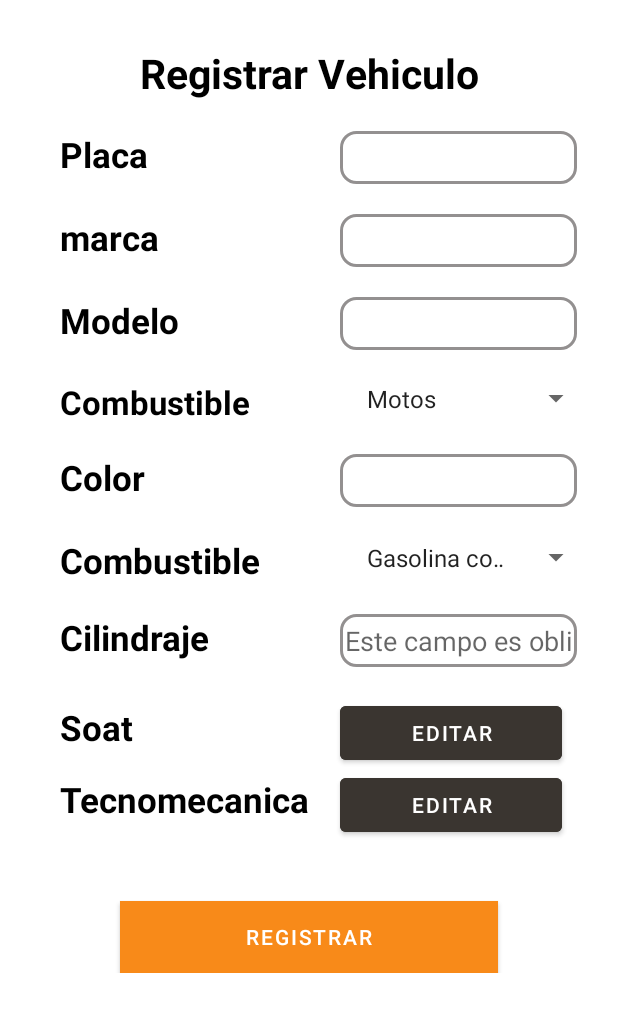
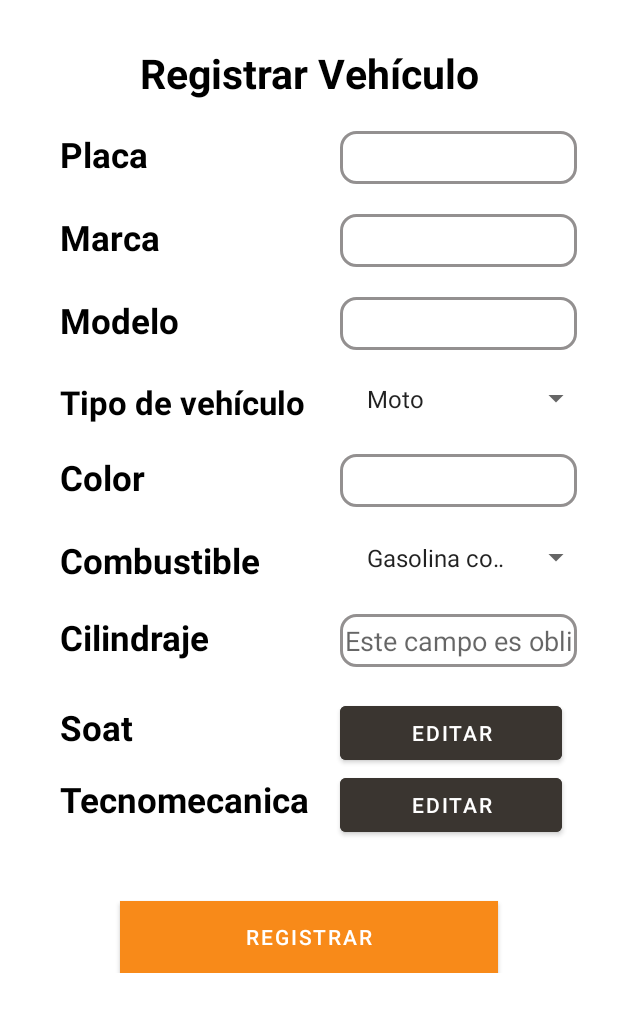
Before and after one commit to dowe12/SafeGear, an Android app: the RegistroVehiculo screen opened directly, with no data from a screen before it, on a phone screen of 412 x 824 dp. Shown: the top 1012 px of the screen. Run offline under Robolectric (Android 15) with nearby library versions, the phone set to English and light mode, and no system bars; network calls fail; Roboto replaces fonts that are not available here.

Commit message:
Registro de vehiculo conectado con backend parcialmente, listo para test

```diff
--- a/app/src/main/java/com/example/safegear/network/APIService.kt
+++ b/app/src/main/java/com/example/safegear/network/APIService.kt
@@ -1,8 +1,6 @@
 package com.example.safegear.network
 
-import com.example.safegear.model.LoginResponse
-import com.example.safegear.model.UserBodyRegister
-import com.example.safegear.model.UserResponse
+import com.example.safegear.model.*
 import retrofit2.Response
 import retrofit2.http.Body
 import retrofit2.http.POST
@@ -15,4 +13,7 @@ interface APIService {
     @POST("register")
     suspend fun register(@Body user: UserBodyRegister): Response<LoginResponse>
 
+    @POST("vehiculo")
+    suspend fun vehicleRegister(@Body vehicle: VehiculoBodyRegister): Response<VehiculoResponse>
+
 }
--- a/app/src/main/res/layout/activity_registro_vehiculo.xml
+++ b/app/src/main/res/layout/activity_registro_vehiculo.xml
@@ -15,26 +15,23 @@
             android:layout_width="match_parent"
             android:layout_height="wrap_content" >
 
-
-
             <TextView
                 android:id="@+id/textView10"
                 android:layout_width="match_parent"
                 android:layout_height="wrap_content"
                 android:layout_marginTop="30dp"
                 android:fontFamily="@font/roboto_bold"
-                android:text="Registrar Vehiculo"
+                android:text="Registrar Vehículo"
                 android:textAlignment="center"
                 android:textColor="#000000"
                 android:textSize="27sp"
                 tools:layout_editor_absoluteX="28dp"
                 tools:layout_editor_absoluteY="95dp"
-                tools:text="Registrar Vehiculo" />
+                />
             <TableRow>
 
                 <TextView
                     android:layout_width="wrap_content"
-
                     android:layout_height="wrap_content"
                     android:layout_marginLeft="40dp"
                     android:layout_marginTop="20dp"
@@ -63,12 +60,11 @@
 
                 <TextView
                     android:layout_width="wrap_content"
-
                     android:layout_height="wrap_content"
                     android:layout_marginLeft="40dp"
                     android:layout_marginTop="20dp"
                     android:fontFamily="@font/roboto_bold"
-                    android:text="marca"
+                    android:text="Marca"
                     android:textColor="#000000"
                     android:textSize="23sp"
                     />
@@ -80,14 +76,13 @@
                     android:layout_marginLeft="20dp"
                     android:layout_marginTop="20dp"
                     android:layout_marginRight="10dp"
-
                     android:autofillHints=""
                     android:background="@drawable/input_bordes"
                     android:ems="10"
                     android:inputType="text"
                     android:padding="3dip"
                     android:textColor="#8F8F8F"
-                    tools:text="marca" />
+                    tools:text="Marca" />
             </TableRow>
 
             <TableRow>
@@ -111,7 +106,6 @@
                     android:layout_marginLeft="20dp"
                     android:layout_marginTop="20dp"
                     android:layout_marginRight="10dp"
-
                     android:autofillHints=""
                     android:background="@drawable/input_bordes"
                     android:ems="10"
@@ -124,15 +118,13 @@
             <TableRow>
                 <TextView
                     android:layout_width="wrap_content"
-
                     android:layout_height="wrap_content"
                     android:layout_marginLeft="40dp"
                     android:layout_marginTop="20dp"
                     android:fontFamily="@font/roboto_bold"
-                    android:text="Combustible"
                     android:textColor="#000000"
                     android:textSize="22sp"
-                    tools:text="Tipo de vehiculo" />
+                    android:text="Tipo de vehículo" />
                 <Spinner
                     android:id="@+id/spinner_vehiculo"
                     android:layout_width="126dp"
@@ -153,7 +145,6 @@
 
                 <TextView
                     android:layout_width="wrap_content"
-
                     android:layout_height="wrap_content"
                     android:layout_marginLeft="40dp"
                     android:layout_marginTop="20dp"
@@ -170,7 +161,6 @@
                     android:layout_marginLeft="20dp"
                     android:layout_marginTop="20dp"
                     android:layout_marginRight="10dp"
-
                     android:autofillHints=""
                     android:background="@drawable/input_bordes"
                     android:ems="10"
@@ -184,7 +174,6 @@
 
                 <TextView
                     android:layout_width="wrap_content"
-
                     android:layout_height="wrap_content"
                     android:layout_marginLeft="40dp"
                     android:layout_marginTop="20dp"
@@ -211,7 +200,6 @@
 
                 <TextView
                     android:layout_width="wrap_content"
-
                     android:layout_height="wrap_content"
                     android:layout_marginLeft="40dp"
                     android:layout_marginTop="20dp"
@@ -243,7 +231,6 @@
 
                 <TextView
                     android:layout_width="wrap_content"
-
                     android:layout_height="wrap_content"
                     android:layout_marginLeft="40dp"
                     android:layout_marginTop="20dp"
@@ -270,7 +257,6 @@
 
                 <TextView
                     android:layout_width="wrap_content"
-
                     android:layout_height="wrap_content"
                     android:layout_marginLeft="40dp"
                     android:fontFamily="@font/roboto_bold"
--- a/app/src/main/res/values/tipo_vehiculo_array.xml
+++ b/app/src/main/res/values/tipo_vehiculo_array.xml
@@ -1,9 +1,10 @@
 <?xml version="1.0" encoding="utf-8"?>
 <resources>
     <string-array name="TipoVehiculo">
-        <item>Motos</item>
-        <item>Autos familiares</item>
-        <item>Camperos y camionetas</item>
-        <item>Carga o mixto</item>
+        <item>Moto</item>
+        <item>Carro</item>
+        <item>Bus</item>
+        <item>Motocarro</item>
+        <item>Cuatrimoto</item>
     </string-array>
 </resources>
```
Also changed, not shown: app/src/main/java/com/example/safegear/RegistroVehiculo.kt (+97 -3 lines), app/src/main/java/com/example/safegear/model/VehiculoBodyRegister.kt (added, +19 -0 lines), app/src/main/java/com/example/safegear/model/VehiculoResponse.kt (+4 -12 lines).
